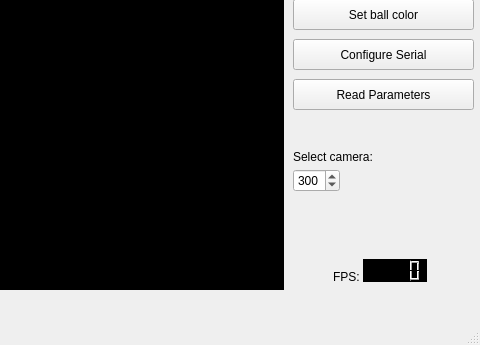
Above: setparameters.ui from mateus558/RinoBot-System before the change; both pictures show x 507 to 987 and y 171 to 516 of the 987 by 516 pixel window. Below: the same form after it.
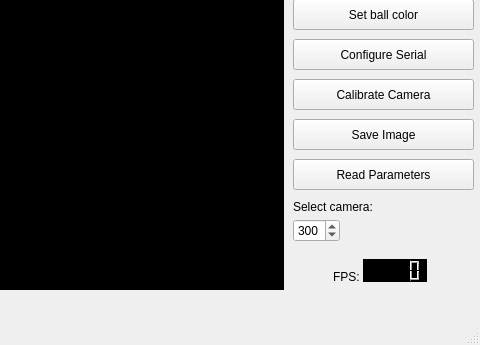
That is the form after the change.

Patch:
```diff
--- a/setparameters.ui
+++ b/setparameters.ui
@@ -76,7 +76,7 @@
     <property name="geometry">
      <rect>
       <x>800</x>
-      <y>250</y>
+      <y>330</y>
       <width>181</width>
       <height>31</height>
      </rect>
@@ -180,7 +180,7 @@
     <property name="geometry">
      <rect>
       <x>800</x>
-      <y>320</y>
+      <y>370</y>
       <width>101</width>
       <height>16</height>
      </rect>
@@ -193,7 +193,7 @@
     <property name="geometry">
      <rect>
       <x>800</x>
-      <y>340</y>
+      <y>390</y>
       <width>47</width>
       <height>23</height>
      </rect>
@@ -218,6 +218,32 @@
      <string>Configure Serial</string>
     </property>
    </widget>
+   <widget class="QPushButton" name="calibrate_camera">
+    <property name="geometry">
+     <rect>
+      <x>800</x>
+      <y>250</y>
+      <width>181</width>
+      <height>31</height>
+     </rect>
+    </property>
+    <property name="text">
+     <string>Calibrate Camera</string>
+    </property>
+   </widget>
+   <widget class="QPushButton" name="save_image">
+    <property name="geometry">
+     <rect>
+      <x>800</x>
+      <y>290</y>
+      <width>181</width>
+      <height>31</height>
+     </rect>
+    </property>
+    <property name="text">
+     <string>Save Image</string>
+    </property>
+   </widget>
   </widget>
   <widget class="QStatusBar" name="statusbar"/>
  </widget>
```
